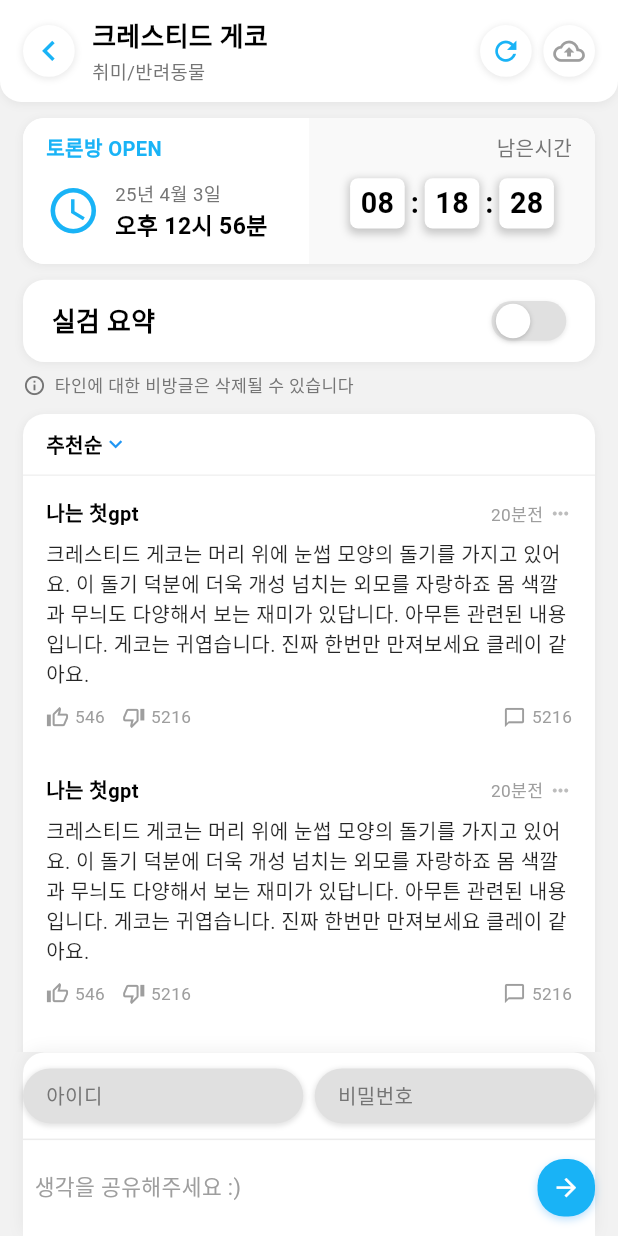
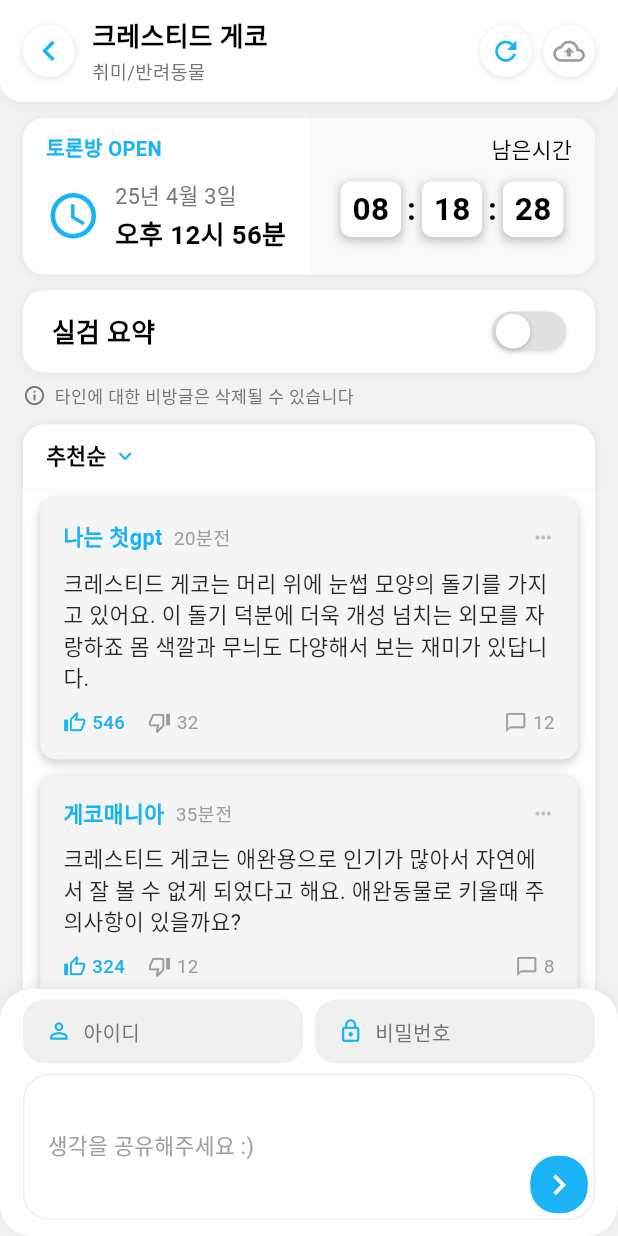
Before and after one commit to kara090813/trendly, a Flutter app: the DiscussionRoomScreen screen opened directly with empty values, on a phone screen of 412 x 824 dp. Run offline on Flutter 3.47's test engine with Material 3 defaults, Android fonts, the phone set to English and light mode, and no system bars; our stand-ins replace auto_size_text, flutter_neumorphic_plus, flutter_screenutil, freezed_annotation, go_router, html_unescape and 1 more; accounts and stored records are empty; network calls fail; Roboto replaces fonts that are missing (asgm).

Commit message:
discussionRoom build2

```diff
--- a/lib/screens/discussionRoom_screen.dart
+++ b/lib/screens/discussionRoom_screen.dart
@@ -1,6 +1,7 @@
 import 'package:flutter/material.dart';
 import 'package:flutter_screenutil/flutter_screenutil.dart';
 import 'package:go_router/go_router.dart';
+import 'package:flutter_neumorphic_plus/flutter_neumorphic.dart';
 
 class DiscussionRoomScreen extends StatefulWidget {
   final int discussionRoomId;
@@ -39,8 +40,9 @@ class _DiscussionRoomScreenState extends State<DiscussionRoomScreen> {
                     SizedBox(height: 12.h),
                     _buildSummaryToggle(),
                     // 타인에 대한 비방글 경고 메시지 (배경에 직접 배치)
-                    Padding(
-                      padding: EdgeInsets.only(left: 16.w, top: 8.h, bottom: 8.h),
+                    Container(
+                      margin: EdgeInsets.symmetric(horizontal: 16.w), // 좌우 마진 추가
+                      padding: EdgeInsets.symmetric(vertical: 8.h),
                       child: Row(
                         children: [
                           Icon(
@@ -244,14 +246,15 @@ class _DiscussionRoomScreenState extends State<DiscussionRoomScreen> {
                             Text(
                               "25년 4월 3일",
                               style: TextStyle(
-                                fontSize: 13.sp, // 텍스트 크기 증가
+                                fontSize: 15.sp, // 텍스트 크기 증가
                                 color: Colors.grey[600],
                               ),
                             ),
+                            SizedBox(height: 1.h), // 줄간격 줄이기
                             Text(
                               "오후 12시 56분",
                               style: TextStyle(
-                                fontSize: 16.sp, // 텍스트 크기 증가
+                                fontSize: 18.sp, // 텍스트 크기 증가
                                 fontWeight: FontWeight.w600,
                               ),
                             ),
@@ -281,8 +284,9 @@ class _DiscussionRoomScreenState extends State<DiscussionRoomScreen> {
                     Text(
                       "남은시간",
                       style: TextStyle(
-                        fontSize: 14.sp,
-                        color: Colors.grey[600],
+                        fontSize: 15.sp, // 크기 증가
+                        color: Colors.black, // 색상 변경
+                        fontWeight: FontWeight.w500, // 약간 두껍게
                       ),
                     ),
                     SizedBox(height: 12.h), // 타이틀과 시간 사이 간격 약간 증가
@@ -295,7 +299,7 @@ class _DiscussionRoomScreenState extends State<DiscussionRoomScreen> {
                           child: Text(
                             ":",
                             style: TextStyle(
-                              fontSize: 20.sp, // 크기 증가
+                              fontSize: 22.sp, // 크기 증가
                               fontWeight: FontWeight.bold,
                             ),
                           ),
@@ -306,7 +310,7 @@ class _DiscussionRoomScreenState extends State<DiscussionRoomScreen> {
                           child: Text(
                             ":",
                             style: TextStyle(
-                              fontSize: 20.sp, // 크기 증가
+                              fontSize: 22.sp, // 크기 증가
                               fontWeight: FontWeight.bold,
                             ),
                           ),
@@ -327,12 +331,12 @@ class _DiscussionRoomScreenState extends State<DiscussionRoomScreen> {
   // 시간 블록 위젯
   Widget _buildTimeBlock(String time) {
     return Container(
-      width: 38.w, // 크기 증가
-      height: 38.h, // 크기 증가
+      width: 42.w, // 크기 증가
+      height: 42.h, // 크기 증가
       alignment: Alignment.center,
       decoration: BoxDecoration(
         color: Colors.white,
-        borderRadius: BorderRadius.circular(6.r),
+        borderRadius: BorderRadius.circular(8.r),
         boxShadow: [
           BoxShadow(
             color: Colors.black.withOpacity(0.2), // 그림자 강화
@@ -345,7 +349,7 @@ class _DiscussionRoomScreenState extends State<DiscussionRoomScreen> {
       child: Text(
         time,
         style: TextStyle(
-          fontSize: 20.sp, // 숫자 크기 증가
+          fontSize: 22.sp, // 숫자 크기 증가
           fontWeight: FontWeight.bold,
         ),
       ),
@@ -447,12 +451,12 @@ class _DiscussionRoomScreenState extends State<DiscussionRoomScreen> {
     );
   }
 
-  // 댓글 섹션
+  // 댓글 섹션 - 색상 반전 및 레이아웃 개선
   Widget _buildCommentSection() {
     return Container(
       margin: EdgeInsets.symmetric(horizontal: 16.w),
       decoration: BoxDecoration(
-        color: Colors.white,
+        color: Colors.white, // 배경색을 흰색으로 변경
         borderRadius: BorderRadius.circular(16.r),
         boxShadow: [
           BoxShadow(
@@ -465,84 +469,95 @@ class _DiscussionRoomScreenState extends State<DiscussionRoomScreen> {
       child: Column(
         children: [
           // 댓글 정렬 헤더
-          Padding(
+          Container(
             padding: EdgeInsets.symmetric(horizontal: 16.w, vertical: 12.h),
+            decoration: BoxDecoration(
+              color: Colors.white,
+              borderRadius: BorderRadius.only(
+                topLeft: Radius.circular(16.r),
+                topRight: Radius.circular(16.r),
+              ),
+              boxShadow: [
+                BoxShadow(
+                  color: Colors.black.withOpacity(0.03),
+                  blurRadius: 3,
+                  offset: Offset(0, 1),
+                ),
+              ],
+            ),
             child: Row(
               children: [
                 Text(
                   "추천순",
                   style: TextStyle(
-                    fontSize: 14.sp,
+                    fontSize: 15.sp,
                     fontWeight: FontWeight.w600,
                   ),
                 ),
+                SizedBox(width: 4.w),
                 Icon(
                   Icons.keyboard_arrow_down,
                   size: 18.sp,
-                  color: Colors.blue,
+                  color: Color(0xFF19B3F6),
                 ),
               ],
             ),
           ),
 
-          Divider(height: 1, thickness: 1, color: Colors.grey.withOpacity(0.15)),
+          SizedBox(height: 8.h),
 
           // 각 댓글을 개별 카드로 표시
-          Column(
+          Padding(
+            padding: EdgeInsets.symmetric(horizontal: 12.w),
+            child: Column(
               children: [
-              // 첫 번째 댓글
+                // 댓글 아이템들
                 _buildCommentItem(
                   nickname: "나는 첫gpt",
                   time: "20분전",
-                content: "크레스티드 게코는 머리 위에 눈썹 모양의 돌기를 가지고 있어요. 이 돌기 덕분에 더욱 개성 넘치는 외모를 자랑하죠 몸 색깔과 무늬도 다양해서 보는 재미가 있답니다. 아무튼 관련된 내용입니다. 게코는 귀엽습니다. 진짜 한번만 만져보세요 클레이 같아요.",
+                  content: "크레스티드 게코는 머리 위에 눈썹 모양의 돌기를 가지고 있어요. 이 돌기 덕분에 더욱 개성 넘치는 외모를 자랑하죠 몸 색깔과 무늬도 다양해서 보는 재미가 있답니다.",
                   likes: 546,
-                dislikes: 5216,
-                comments: 5216,
-              ),
-              _buildCommentItem(
-                nickname: "나는 첫gpt",
-                time: "20분전",
-                content: "크레스티드 게코는 머리 위에 눈썹 모양의 돌기를 가지고 있어요. 이 돌기 덕분에 더욱 개성 넘치는 외모를 자랑하죠 몸 색깔과 무늬도 다양해서 보는 재미가 있답니다. 아무튼 관련된 내용입니다. 게코는 귀엽습니다. 진짜 한번만 만져보세요 클레이 같아요.",
-                likes: 546,
-                dislikes: 5216,
-                comments: 5216,
-              ),
-              _buildCommentItem(
-                nickname: "나는 첫gpt",
-                time: "20분전",
-                content: "크레스티드 게코는 머리 위에 눈썹 모양의 돌기를 가지고 있어요. 이 돌기 덕분에 더욱 개성 넘치는 외모를 자랑하죠 몸 색깔과 무늬도 다양해서 보는 재미가 있답니다. 아무튼 관련된 내용입니다. 게코는 귀엽습니다. 진짜 한번만 만져보세요 클레이 같아요.",
-                likes: 546,
-                dislikes: 5216,
-                comments: 5216,
-              ),
-              _buildCommentItem(
-                nickname: "나는 첫gpt",
-                time: "20분전",
-                content: "크레스티드 게코는 머리 위에 눈썹 모양의 돌기를 가지고 있어요. 이 돌기 덕분에 더욱 개성 넘치는 외모를 자랑하죠 몸 색깔과 무늬도 다양해서 보는 재미가 있답니다. 아무튼 관련된 내용입니다. 게코는 귀엽습니다. 진짜 한번만 만져보세요 클레이 같아요.",
-                likes: 546,
-                dislikes: 5216,
-                comments: 5216,
+                  dislikes: 32,
+                  comments: 12,
                 ),
 
-              Divider(height: 1, thickness: 1, color: Colors.grey.withOpacity(0.15)),
+                _buildCommentItem(
+                  nickname: "게코매니아",
+                  time: "35분전",
+                  content: "크레스티드 게코는 애완용으로 인기가 많아서 자연에서 잘 볼 수 없게 되었다고 해요. 애완동물로 키울때 주의사항이 있을까요?",
+                  likes: 324,
+                  dislikes: 12,
+                  comments: 8,
+                ),
 
-              // 두 번째 댓글
+                _buildCommentItem(
+                  nickname: "파충류전문가",
+                  time: "1시간전",
+                  content: "크레스티드 게코는 에오블레파리스(레오파드 게코)와 함께 초보자도 키우기 쉬운 파충류로 알려져 있어요. 온도와 습도 관리만 잘 해주시면 됩니다.",
+                  likes: 215,
+                  dislikes: 5,
+                  comments: 23,
+                ),
+
                 _buildCommentItem(
                   nickname: "짱구는 내꺼 철수",
-                time: "20분전",
+                  time: "2시간전",
                   content: "크레를 너무 명정해서 자연에서 못살 것 같음 ㅠㅠㄹ;;; 안전하게 우리집에서 오래오래 살아라",
-                likes: 546,
-                dislikes: 5216,
-                comments: 5216,
+                  likes: 146,
+                  dislikes: 8,
+                  comments: 3,
                 ),
               ],
             ),
+          ),
+
+          SizedBox(height: 12.h),
         ],
       ),
     );
   }
 
-  // 댓글 아이템 (디스커션 카드 스타일)
+  // 댓글 아이템 - 색상 반전 및 레이아웃 개선
   Widget _buildCommentItem({
     required String nickname,
     required String time,
@@ -552,31 +567,44 @@ class _DiscussionRoomScreenState extends State<DiscussionRoomScreen> {
     required int comments,
   }) {
     return Container(
+      margin: EdgeInsets.only(bottom: 12.h),
+      decoration: BoxDecoration(
+        color: Color(0xFFF5F5F5), // 카드 배경색을 어둡게 변경
+        borderRadius: BorderRadius.circular(12.r),
+        boxShadow: [
+          BoxShadow(
+            color: Colors.black.withOpacity(0.2),
+            blurRadius: 5,
+            spreadRadius: 0,
+            offset: Offset(0, 2),
+          ),
+        ],
+      ),
+      child: Padding(
         padding: EdgeInsets.all(16.w),
         child: Column(
           crossAxisAlignment: CrossAxisAlignment.start,
           children: [
-          // 닉네임 및 시간
+            // 닉네임 및 시간을 하나의 행에 배치
             Row(
-            mainAxisAlignment: MainAxisAlignment.spaceBetween,
               children: [
                 Text(
                   nickname,
                   style: TextStyle(
-                  fontSize: 14.sp,
+                    fontSize: 15.sp,
                     fontWeight: FontWeight.w600,
+                    color: Color(0xFF19B3F6),
                   ),
                 ),
-              Row(
-                children: [
+                SizedBox(width: 8.w),
                 Text(
                   time,
                   style: TextStyle(
-                      fontSize: 12.sp,
+                    fontSize: 13.sp,
                     color: Colors.grey[500],
                   ),
                 ),
-                  SizedBox(width: 4.w),
+                Spacer(),
                 Icon(
                   Icons.more_horiz,
                   size: 16.sp,
@@ -584,16 +612,14 @@ class _DiscussionRoomScreenState extends State<DiscussionRoomScreen> {
                 ),
               ],
             ),
-            ],
-          ),
 
-          SizedBox(height: 8.h),
+            SizedBox(height: 10.h),
 
             // 댓글 내용
             Text(
               content,
               style: TextStyle(
-              fontSize: 14.sp,
+                fontSize: 15.sp,
                 height: 1.4,
                 color: Colors.black.withOpacity(0.85),
               ),
@@ -610,19 +636,20 @@ class _DiscussionRoomScreenState extends State<DiscussionRoomScreen> {
                     Icon(
                       Icons.thumb_up_outlined,
                       size: 16.sp,
-                    color: Colors.grey[500],
+                      color: Color(0xFF19B3F6),
                     ),
                     SizedBox(width: 4.w),
                     Text(
                       likes.toString(),
                       style: TextStyle(
-                      fontSize: 12.sp,
-                      color: Colors.grey[500],
+                        fontSize: 13.sp,
+                        fontWeight: FontWeight.w500,
+                        color: Color(0xFF19B3F6),
                       ),
                     ),
                   ],
                 ),
-              SizedBox(width: 12.w),
+                SizedBox(width: 16.w),
 
                 // 싫어요
                 Row(
@@ -636,7 +663,7 @@ class _DiscussionRoomScreenState extends State<DiscussionRoomScreen> {
                     Text(
                       dislikes.toString(),
                       style: TextStyle(
-                      fontSize: 12.sp,
+                        fontSize: 13.sp,
                         color: Colors.grey[500],
                       ),
                     ),
@@ -656,7 +683,7 @@ class _DiscussionRoomScreenState extends State<DiscussionRoomScreen> {
                     Text(
                       comments.toString(),
                       style: TextStyle(
-                      fontSize: 12.sp,
+                        fontSize: 13.sp,
                         color: Colors.grey[500],
                       ),
                     ),
@@ -666,20 +693,18 @@ class _DiscussionRoomScreenState extends State<DiscussionRoomScreen> {
             ),
           ],
         ),
+      ),
     );
   }
 
-  // 하단 입력 섹션
+  // 하단 입력 섹션 - 이미지 참고하여 개선
   Widget _buildInputSection() {
     return Container(
-      margin: EdgeInsets.symmetric(horizontal: 16.w), // 좌우 마진 추가
-      padding: EdgeInsets.symmetric(vertical: 12.h),
+      width: double.infinity,
+      padding: EdgeInsets.fromLTRB(16.w, 8.h, 16.w, 12.h),
       decoration: BoxDecoration(
         color: Colors.white,
-        borderRadius: BorderRadius.only(
-          topLeft: Radius.circular(16.r),
-          topRight: Radius.circular(16.r),
-        ),
+        borderRadius: BorderRadius.circular(24.r),
         boxShadow: [
           BoxShadow(
             color: Colors.black.withOpacity(0.05),
@@ -690,24 +715,34 @@ class _DiscussionRoomScreenState extends State<DiscussionRoomScreen> {
       ),
       child: Column(
         children: [
-          // 아이디/비밀번호 입력 (더 둥글고 음각 느낌)
+          // 아이디/비밀번호 입력
           Row(
             children: [
+              // 아이디 입력 필드
               Expanded(
                 child: Container(
-                  padding: EdgeInsets.symmetric(horizontal: 16.w, vertical: 10.h),
+                  padding: EdgeInsets.symmetric(horizontal: 16.w, vertical: 14.h),
                   decoration: BoxDecoration(
-                    color: Colors.grey[300], // 더 진한 배경색
-                    borderRadius: BorderRadius.circular(24.r),
-                    boxShadow: [
-                      BoxShadow(
-                        color: Colors.black.withOpacity(0.1), // 그림자 강화
-                        blurRadius: 2,
-                        spreadRadius: 1,
-                        offset: Offset(0, 1),
+                    color: Color(0xFFF0F0F0),
+                    borderRadius: BorderRadius.circular(16.r),
                   ),
-                    ],
+                  child: Row(
+                    crossAxisAlignment: CrossAxisAlignment.center,
+                    children: [
+                      Container(
+                        height: 20.h,
+                        child: Center(
+                          child: Icon(
+                            Icons.person_outline,
+                            size: 18.sp,
+                            color: Color(0xFF19B3F6),
                           ),
+                        ),
+                      ),
+                      SizedBox(width: 8.w),
+                      Container(
+                        height: 20.h,
+                        child: Center(
                           child: Text(
                             "아이디",
                             style: TextStyle(
@@ -717,22 +752,36 @@ class _DiscussionRoomScreenState extends State<DiscussionRoomScreen> {
                           ),
                         ),
                       ),
+                    ],
+                  ),
+                ),
+              ),
               SizedBox(width: 8.w),
+              // 비밀번호 입력 필드
               Expanded(
                 child: Container(
-                  padding: EdgeInsets.symmetric(horizontal: 16.w, vertical: 10.h),
+                  padding: EdgeInsets.symmetric(horizontal: 16.w, vertical: 14.h),
                   decoration: BoxDecoration(
-                    color: Colors.grey[300], // 더 진한 배경색
-                    borderRadius: BorderRadius.circular(24.r),
-                    boxShadow: [
-                      BoxShadow(
-                        color: Colors.black.withOpacity(0.1), // 그림자 강화
-                        blurRadius: 2,
-                        spreadRadius: 1,
-                        offset: Offset(0, 1),
+                    color: Color(0xFFF0F0F0),
+                    borderRadius: BorderRadius.circular(16.r),
                   ),
-                    ],
+                  child: Row(
+                    crossAxisAlignment: CrossAxisAlignment.center,
+                    children: [
+                      Container(
+                        height: 20.h,
+                        child: Center(
+                          child: Icon(
+                            Icons.lock_outline,
+                            size: 18.sp,
+                            color: Color(0xFF19B3F6),
                           ),
+                        ),
+                      ),
+                      SizedBox(width: 8.w),
+                      Container(
+                        height: 20.h,
+                        child: Center(
                           child: Text(
                             "비밀번호",
                             style: TextStyle(
@@ -744,51 +793,64 @@ class _DiscussionRoomScreenState extends State<DiscussionRoomScreen> {
                       ),
                     ],
                   ),
-
-          // 아이디/비밀번호와 텍스트 입력 사이 구분선
-          Divider(
-            height: 24.h, // 구분선 전후 간격 포함
-            thickness: 1,
-            color: Colors.grey.withOpacity(0.2),
+                ),
+              ),
+            ],
           ),
 
-          // 댓글 입력 및 전송 버튼 (더 큰 영역)
-          Row(
+          SizedBox(height: 8.h),
+
+          // 댓글 입력 필드 - 여러 줄 입력을 위해 높이 증가
+          Container(
+            padding: EdgeInsets.fromLTRB(16.w, 4.h, 4.w, 4.h),
+            decoration: BoxDecoration(
+              color: Colors.white,
+              borderRadius: BorderRadius.circular(20.r),
+              border: Border.all(
+                color: Colors.grey[200]!,
+                width: 1,
+              ),
+            ),
+            child: Row(
+              crossAxisAlignment: CrossAxisAlignment.end, // 하단 정렬
               children: [
                 Expanded(
                   child: Container(
-                  padding: EdgeInsets.symmetric(horizontal: 8.w, vertical: 12.h), // 높이 증가
+                    constraints: BoxConstraints(
+                      minHeight: 40.h,
+                      maxHeight: 100.h, // 최대 높이 설정
+                    ),
+                    child: Align(
+                      alignment: Alignment.centerLeft, // 텍스트 왼쪽 정렬
                       child: Text(
                         "생각을 공유해주세요 :)",
                         style: TextStyle(
-                      fontSize: 15.sp, // 크기 약간 증가
+                          fontSize: 15.sp,
                           color: Colors.grey[500],
                         ),
                       ),
                     ),
                   ),
+                ),
+                // 전송 버튼
                 Container(
-                width: 40.w,
-                height: 40.w,
+                  margin: EdgeInsets.only(left: 8.w),
                   decoration: BoxDecoration(
                     color: Color(0xFF19B3F6),
                     borderRadius: BorderRadius.circular(20.r),
-                  boxShadow: [
-                    BoxShadow(
-                      color: Colors.blue.withOpacity(0.3),
-                      blurRadius: 4,
-                      spreadRadius: 0,
-                      offset: Offset(0, 2),
+                  ),
+                  child: SizedBox(
+                    width: 40.w,
+                    height: 40.w,
+                    child: Icon(
+                      Icons.chevron_right,
+                      color: Colors.white,
+                      size: 28.sp,
+                    ),
+                  ),
                 ),
               ],
             ),
-                child: Icon(
-                  Icons.arrow_forward,
-                  color: Colors.white,
-                  size: 20.sp,
-                ),
-              ),
-            ],
           ),
         ],
       ),
```
Lines whose indentation alone changed are shown as unchanged.
